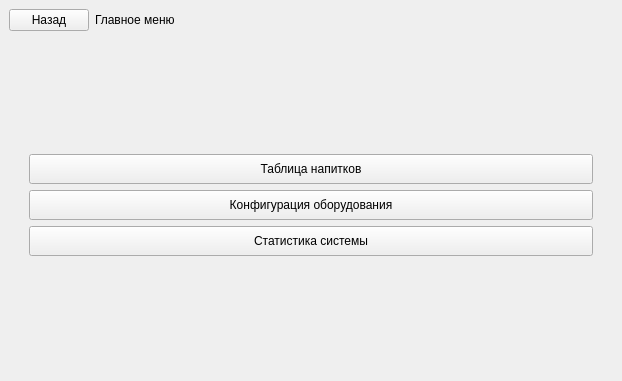
Before: the Qt Designer form Forms/MainWindow.ui in kupob/Egomatic_admin, drawn with Qt 5.
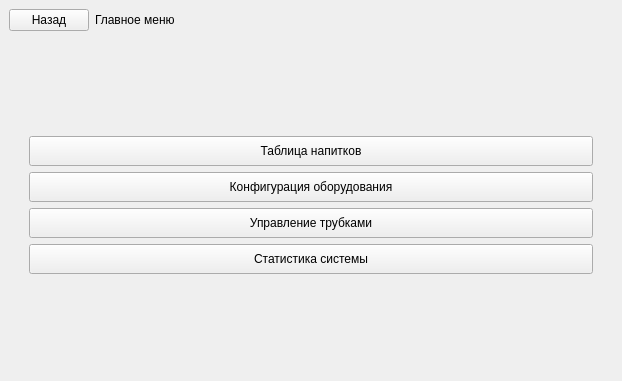
After: the same form once the commit is applied. The open tabs and pages were chosen to show the change. Custom widgets are drawn as their Qt base class.

```diff
--- a/Forms/MainWindow.ui
+++ b/Forms/MainWindow.ui
@@ -118,6 +118,22 @@
           </attribute>
          </widget>
         </item>
+        <item>
+         <widget class="QPushButton" name="tubeButton">
+          <property name="minimumSize">
+           <size>
+            <width>0</width>
+            <height>30</height>
+           </size>
+          </property>
+          <property name="text">
+           <string>Управление трубками</string>
+          </property>
+          <attribute name="buttonGroup">
+           <string notr="true">buttonGroup</string>
+          </attribute>
+         </widget>
+        </item>
         <item>
          <widget class="QPushButton" name="statsButton">
           <property name="minimumSize">
@@ -218,6 +234,12 @@
    <header>Forms/DevicePage.h</header>
    <container>1</container>
   </customwidget>
+  <customwidget>
+   <class>TubeSettingsPage</class>
+   <extends>QWidget</extends>
+   <header>Forms/TubeSettingsPage.h</header>
+   <container>1</container>
+  </customwidget>
  </customwidgets>
  <resources/>
  <connections/>
```
Left out of the diff: 7 changed lines with no effect on the pictures.
